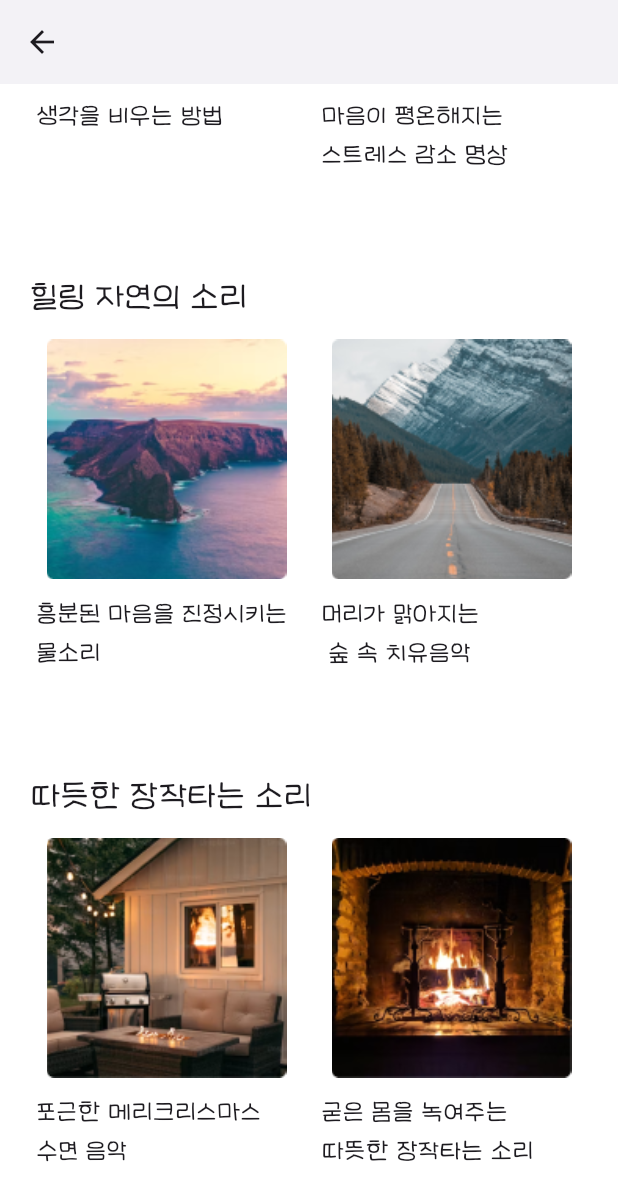
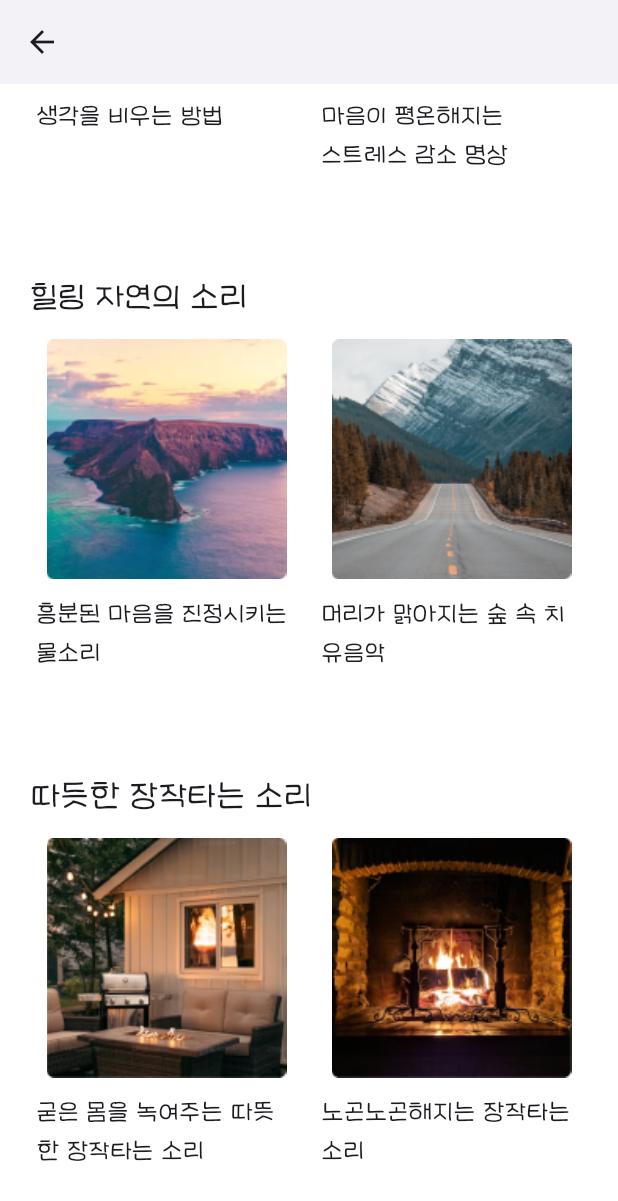
Before and after one commit to OZ-Pinned/OZ-Pinned, a Flutter app: the MeditationVideoList screen opened directly, scrolled down 228 dp, on a phone screen of 412 x 824 dp. Shown: the top 1201 px of the screen. Run offline on Flutter 3.47's test engine with Material 3 defaults, Android fonts, the phone set to English and light mode, and no system bars; our stand-ins replace fl_chart, flutter_svg, image_picker, shared_preferences, video_player; missing offline and left inert: mailer; accounts and stored records are empty; project files that could hold a hidden picture were left out.

Commit message:
✅ fix : 갤러리 페이지 프론트 수정

```diff
--- a/pinned/lib/screens/meditation.dart
+++ b/pinned/lib/screens/meditation.dart
@@ -34,7 +34,7 @@ class MeditationVideoList extends StatelessWidget {
           'background': 'assets/images/meditationBackground3.jpg'
         },
         {
-          'title': '머리가 맑아지는\n 숲 속 치유음악',
+          'title': '머리가 맑아지는 숲 속 치유음악',
           'image': 'assets/images/meditationImage4.png',
           'video': 'assets/videos/video2.mp3',
           'background': 'assets/images/meditationBackground1.jpg'
@@ -45,13 +45,13 @@ class MeditationVideoList extends StatelessWidget {
       'section': '따듯한 장작타는 소리',
       'videos': [
         {
-          'title': '포근한 메리크리스마스\n수면 음악',
+          'title': '굳은 몸을 녹여주는 따뜻한 장작타는 소리',
           'image': 'assets/images/meditationImage5.png',
           'video': 'assets/videos/video3.mp3',
           'background': 'assets/images/meditationBackground6.jpg'
         },
         {
-          'title': '굳은 몸을 녹여주는\n따뜻한 장작타는 소리',
+          'title': '노곤노곤해지는 장작타는 소리',
           'image': 'assets/images/meditationImage6.png',
           'video': 'assets/videos/video3.mp3',
           'background': 'assets/images/meditationBackground5.jpg'
```
Also changed, not shown: pinned/lib/screens/gallery_write.dart (+40 -15 lines).
